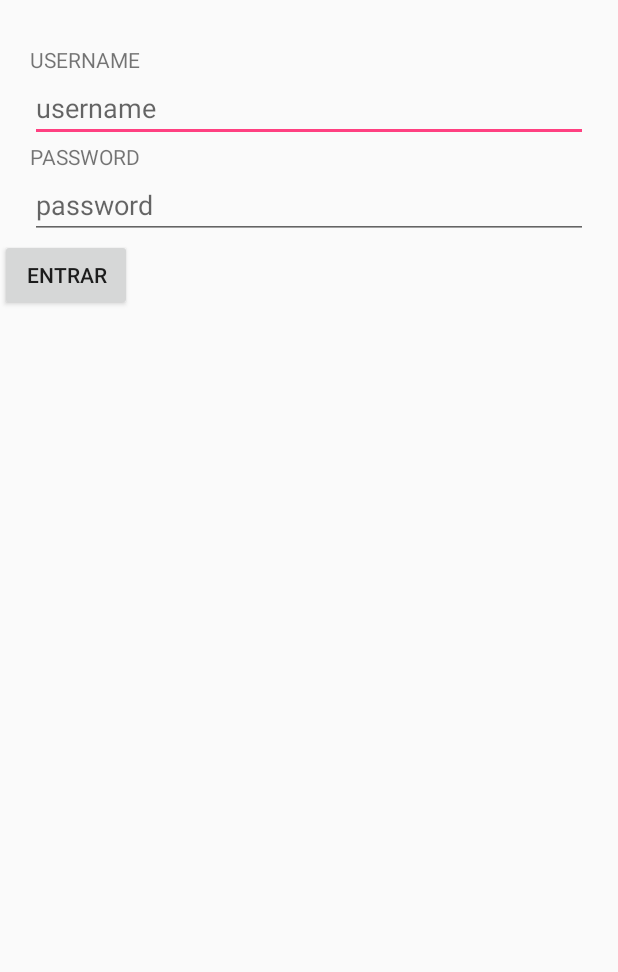
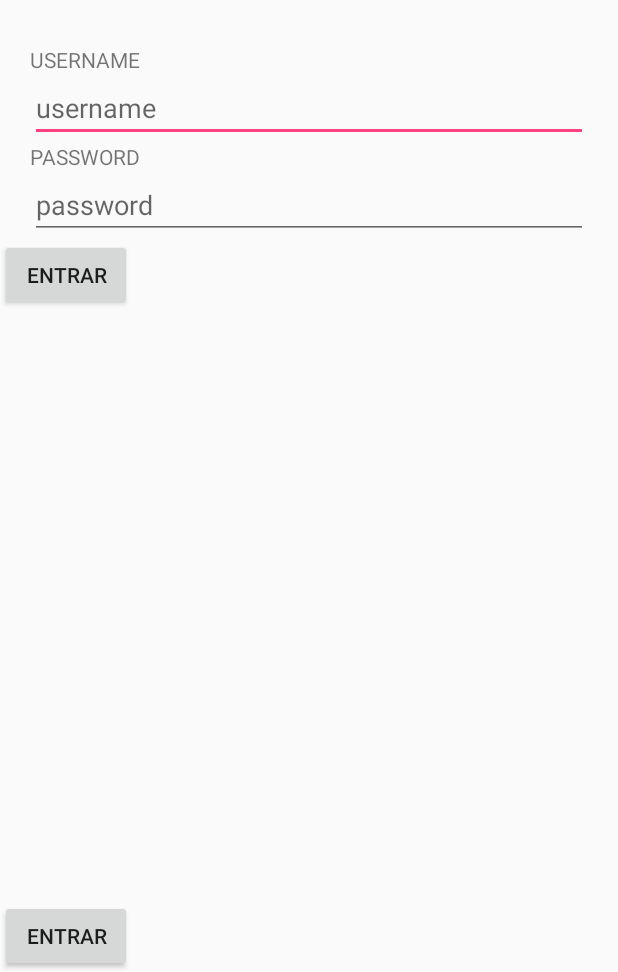
Before and after one commit to franciscocarranza/google_maps_test, an Android app: the screen it shows after launch (MainActivity), on a phone screen of 412 x 824 dp, the part 264-1236 px from its top. Run offline under Robolectric (Android 15) with nearby library versions, the phone set to English and light mode, and no system bars; our stand-ins replace ButterKnife, CircleImageView.

Commit message:
segundo boton en login

```diff
--- a/app/src/main/res/layout/activity_main.xml
+++ b/app/src/main/res/layout/activity_main.xml
@@ -72,4 +72,13 @@
         android:textAllCaps="true"
         android:layout_below="@id/ly_password"/>
 
+    <Button
+        android:id="@+id/btn_map2"
+        android:layout_width="wrap_content"
+        android:layout_height="wrap_content"
+        android:text="@string/entrar"
+        android:textAllCaps="true"
+        android:layout_alignParentBottom="true"
+        />
+
 </RelativeLayout>
```
